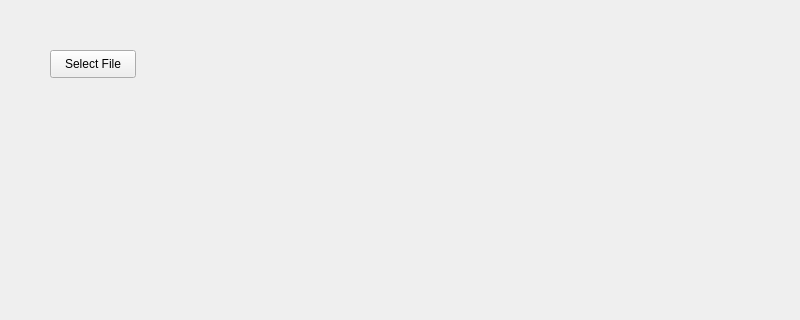
This is mainwindow.ui in kot-proger/graph_kurs as Qt 5 draws it before an edit; both pictures show x 0 to 800 and y 0 to 320 of the 800 by 600 pixel window. The edited form follows.
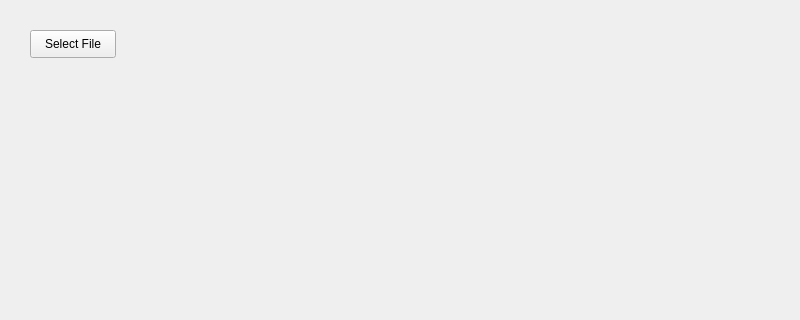
This is the edited form.

The edit to the form file:
```diff
--- a/mainwindow.ui
+++ b/mainwindow.ui
@@ -10,6 +10,12 @@
     <height>600</height>
    </rect>
   </property>
+  <property name="sizePolicy">
+   <sizepolicy hsizetype="Fixed" vsizetype="Fixed">
+    <horstretch>0</horstretch>
+    <verstretch>0</verstretch>
+   </sizepolicy>
+  </property>
   <property name="windowTitle">
    <string>MainWindow</string>
   </property>
@@ -17,8 +23,8 @@
    <widget class="QPushButton" name="select_file_btn">
     <property name="geometry">
      <rect>
-      <x>50</x>
-      <y>50</y>
+      <x>30</x>
+      <y>30</y>
       <width>86</width>
       <height>28</height>
      </rect>
@@ -30,10 +36,10 @@
    <widget class="QLabel" name="coosed_file_label">
     <property name="geometry">
      <rect>
-      <x>160</x>
-      <y>50</y>
-      <width>421</width>
-      <height>71</height>
+      <x>30</x>
+      <y>70</y>
+      <width>731</width>
+      <height>41</height>
      </rect>
     </property>
     <property name="text">
```
Left out of the diff: 2 changed lines with no effect on the pictures.
